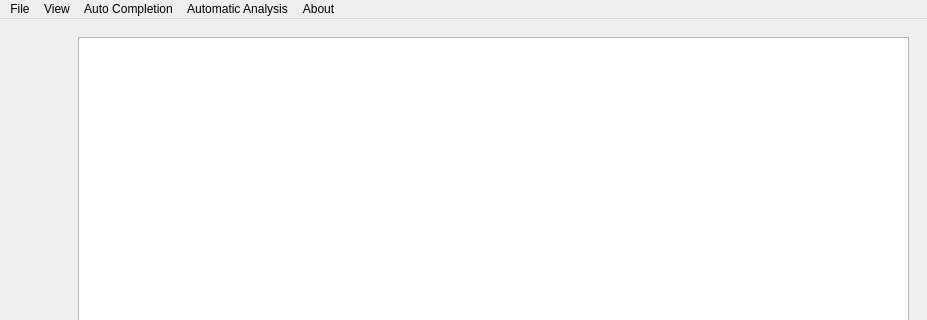
Before: the Qt Designer form src/app/mainwindow.ui in tdauth/vjasside, drawn with Qt 5; both pictures show x 0 to 927 and y 0 to 320 of the 927 by 621 pixel window.
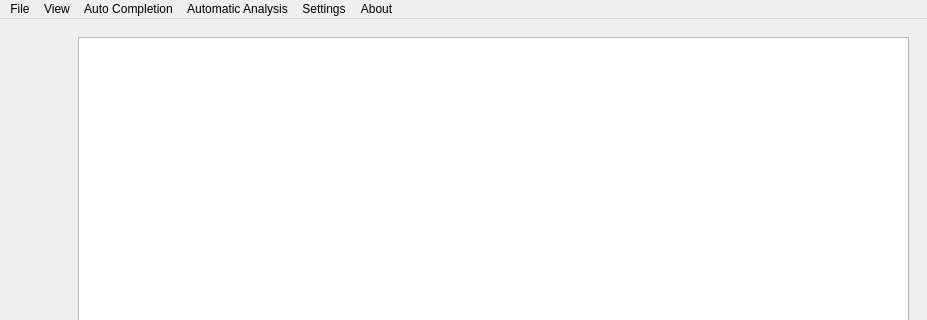
After: the same form once the commit is applied. Custom widgets are drawn as their Qt base class.

Commit message:
Improve scanner, parser, settings dialog
- Scan keywords: not, and, or, true, false
- Initial expression parsing support (left to right)
- Initial settings dialog
- Initial StormLib sub project to show how to add a library to the project.

The edit to the form file:
```diff
--- a/src/app/mainwindow.ui
+++ b/src/app/mainwindow.ui
@@ -84,7 +84,7 @@
      <x>0</x>
      <y>0</y>
      <width>927</width>
-     <height>17</height>
+     <height>30</height>
     </rect>
    </property>
    <widget class="QMenu" name="menuFile">
@@ -123,10 +123,17 @@
     <addaction name="actionLineNumbers"/>
     <addaction name="actionShowWhiteSpaces"/>
    </widget>
+   <widget class="QMenu" name="menuSettings">
+    <property name="title">
+     <string>Settings</string>
+    </property>
+    <addaction name="actionSettings"/>
+   </widget>
    <addaction name="menuFile"/>
    <addaction name="menuView"/>
    <addaction name="menuAuto_Completion"/>
    <addaction name="menuAutomaticAnalysis"/>
+   <addaction name="menuSettings"/>
    <addaction name="menuAbout"/>
   </widget>
   <widget class="QStatusBar" name="statusbar"/>
```
Left out of the diff: 5 changed lines with no effect on the pictures. The commit also changes 19 other files.
